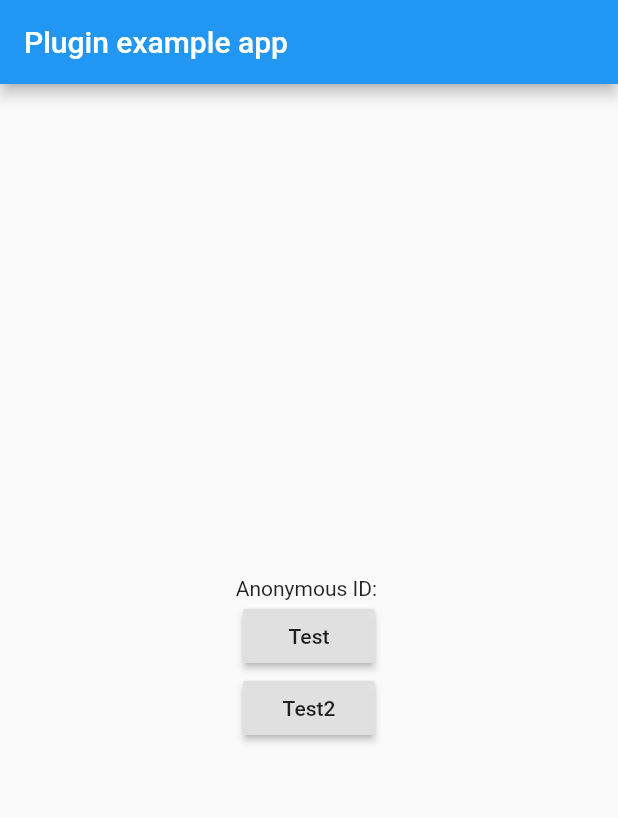
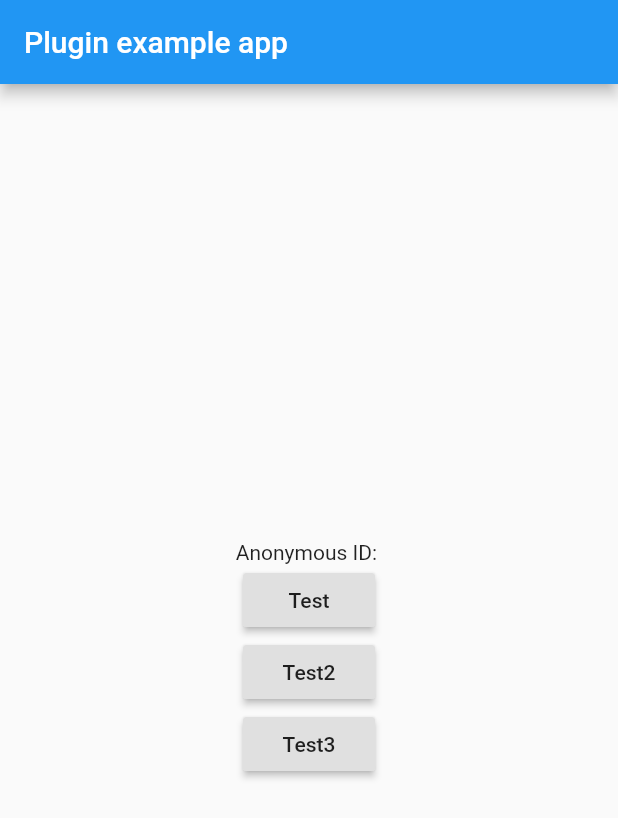
Before and after one commit to Pranav2918/Facebook-Analytics, a Flutter app: the screen it shows after launch, after a tap on "Test", on a phone screen of 412 x 824 dp. Shown: the top 818 px of the screen. Run offline on Flutter 3.47's test engine with Material 2 defaults, Android fonts, the phone set to English and light mode, and no system bars; missing offline and left inert: facebook_app_events.

Commit message:
Final Commit

```diff
--- a/lib/fbanalytics.dart
+++ b/lib/fbanalytics.dart
@@ -1,9 +1,7 @@
-import 'package:facebook_analytics/facebook_analytics.dart';
 import 'package:facebook_app_events/facebook_app_events.dart';
 import 'package:flutter/material.dart';
 
 class FacebookAnalyticsApp extends StatelessWidget {
-  final facebookAnalytics = FacebookAnalytics();
   static final facebookAppEvents = FacebookAppEvents();
   @override
   Widget build(BuildContext context) {
@@ -26,14 +24,21 @@
             child: RaisedButton(
                 child: Text('Test'),
                 onPressed: () {
-                  facebookAnalytics.logEvent(name: 'Button Clicked');
+                  facebookAppEvents.logEvent(name: 'Event 1 tapped');
                 }),
           ),
           Center(
             child: RaisedButton(
                 child: Text('Test2'),
                 onPressed: () {
-                  facebookAnalytics.logEvent(name: 'Tapped');
+                  facebookAppEvents.logEvent(name: 'Event 2 tapped');
+                }),
+          ),
+          Center(
+            child: RaisedButton(
+                child: Text('Test3'),
+                onPressed: () {
+                  facebookAppEvents.logEvent(name: 'Without Analytics');
                 }),
           ),
         ],
```
Also changed, not shown: pubspec.yaml (+1 -48 lines), pubspec.lock.
